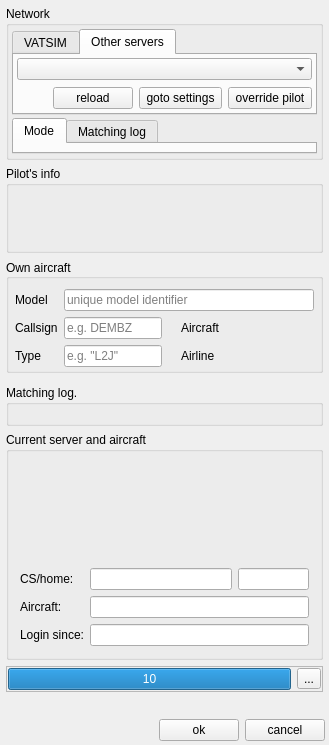
The window that src/blackgui/components/logincomponent.ui (swift-project/pilotclient) describes before a commit, drawn with Qt 5.
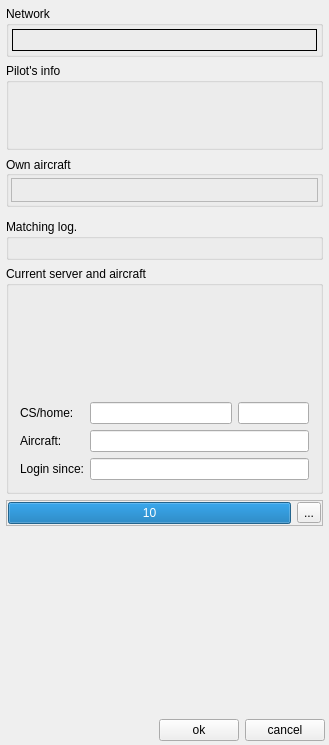
The same window after the commit. The open tabs and pages were chosen to show the change. Icons and pictures are not drawn. Custom widgets are drawn as their Qt base class.

Commit message: refactor(ui): Reuse existing components for login component

```diff
--- a/src/blackgui/components/logincomponent.ui
+++ b/src/blackgui/components/logincomponent.ui
@@ -65,221 +65,11 @@
          <property name="bottomMargin">
           <number>3</number>
          </property>
-         <item alignment="Qt::AlignTop">
-          <widget class="QTabWidget" name="tw_Network">
-           <property name="tabPosition">
-            <enum>QTabWidget::North</enum>
+         <item>
+          <widget class="BlackGui::Components::CNetworkDetailsComponent" name="comp_NetworkDetails">
+           <property name="frameShape">
+            <enum>QFrame::Panel</enum>
            </property>
-           <property name="currentIndex">
-            <number>0</number>
-           </property>
-           <widget class="QWidget" name="tb_NetworkVatsim">
-            <attribute name="title">
-             <string>VATSIM</string>
-            </attribute>
-            <layout class="QGridLayout" name="gl_NetworkVATSIM">
-             <property name="leftMargin">
-              <number>3</number>
-             </property>
-             <property name="topMargin">
-              <number>3</number>
-             </property>
-             <property name="rightMargin">
-              <number>3</number>
-             </property>
-             <property name="bottomMargin">
-              <number>3</number>
-             </property>
-             <property name="horizontalSpacing">
-              <number>3</number>
-             </property>
-             <item row="1" column="0">
-              <widget class="QWidget" name="wi_VatsimButtons" native="true">
-               <layout class="QHBoxLayout" name="hl_VatsimButtons">
-                <property name="leftMargin">
-                 <number>0</number>
-                </property>
-                <property name="topMargin">
-                 <number>0</number>
-                </property>
-                <property name="rightMargin">
-                 <number>0</number>
-                </property>
-                <property name="bottomMargin">
-                 <number>0</number>
-                </property>
-                <item>
-                 <spacer name="hs_VatsimButtons">
-                  <property name="orientation">
-                   <enum>Qt::Horizontal</enum>
-                  </property>
-                  <property name="sizeHint" stdset="0">
-                   <size>
-                    <width>40</width>
-                    <height>20</height>
-                   </size>
-                  </property>
-                 </spacer>
-                </item>
-                <item>
-                 <widget class="QPushButton" name="pb_OverrideCredentialsVatsim">
-                  <property name="sizePolicy">
-                   <sizepolicy hsizetype="Minimum" vsizetype="Fixed">
-                    <horstretch>0</horstretch>
-                    <verstretch>0</verstretch>
-                   </sizepolicy>
-                  </property>
-                  <property name="toolTip">
-                   <string>copy credentials to pilot section</string>
-                  </property>
-                  <property name="text">
-                   <string> override pilot </string>
-                  </property>
-                 </widget>
-                </item>
-               </layout>
-              </widget>
-             </item>
-             <item row="0" column="0">
-              <widget class="BlackGui::Components::CServerListSelector" name="comp_VatsimServers"/>
-             </item>
-            </layout>
-           </widget>
-           <widget class="QWidget" name="tb_OtherServers">
-            <attribute name="title">
-             <string>Other servers</string>
-            </attribute>
-            <layout class="QGridLayout" name="gl_OtherServers">
-             <property name="leftMargin">
-              <number>3</number>
-             </property>
-             <property name="topMargin">
-              <number>3</number>
-             </property>
-             <property name="rightMargin">
-              <number>3</number>
-             </property>
-             <property name="bottomMargin">
-              <number>3</number>
-             </property>
-             <property name="horizontalSpacing">
-              <number>3</number>
-             </property>
-             <item row="0" column="0">
-              <widget class="BlackGui::Components::CServerListSelector" name="comp_OtherServers"/>
-             </item>
-             <item row="1" column="0">
-              <widget class="QWidget" name="wi_OtherServersButtons" native="true">
-               <layout class="QHBoxLayout" name="hl_OtherServersButtons">
-                <property name="leftMargin">
-                 <number>0</number>
-                </property>
-                <property name="topMargin">
-                 <number>0</number>
-                </property>
-                <property name="rightMargin">
-                 <number>0</number>
-                </property>
-                <property name="bottomMargin">
-                 <number>0</number>
-                </property>
-                <item>
-                 <spacer name="hs_OtherServersButtons">
-                  <property name="orientation">
-                   <enum>Qt::Horizontal</enum>
-                  </property>
-                  <property name="sizeHint" stdset="0">
-                   <size>
-                    <width>40</width>
-                    <height>20</height>
-                   </size>
-                  </property>
-                 </spacer>
-                </item>
-                <item>
-                 <widget class="QPushButton" name="pb_RefreshOtherServers">
-                  <property name="text">
-                   <string>reload</string>
-                  </property>
-                  <property name="icon">
-                   <iconset>
-                    <normaloff>:/diagona/icons/diagona/icons/arrow-circle-225.png</normaloff>:/diagona/icons/diagona/icons/arrow-circle-225.png</iconset>
-                  </property>
-                 </widget>
-                </item>
-                <item>
-                 <widget class="QPushButton" name="pb_OtherServersGotoSettings">
-                  <property name="text">
-                   <string> goto settings </string>
-                  </property>
-                 </widget>
-                </item>
-                <item>
-                 <widget class="QPushButton" name="pb_OverrideCredentialsOtherServers">
-                  <property name="toolTip">
-                   <string>copy credentials to pilot section</string>
-                  </property>
-                  <property name="text">
-                   <string> override pilot </string>
-                  </property>
-                 </widget>
-                </item>
-               </layout>
-              </widget>
-             </item>
-            </layout>
-           </widget>
-          </widget>
-         </item>
-         <item alignment="Qt::AlignTop">
-          <widget class="QTabWidget" name="tw_Details">
-           <property name="currentIndex">
-            <number>0</number>
-           </property>
-           <widget class="QWidget" name="tb_LoginMode">
-            <attribute name="title">
-             <string>Mode</string>
-            </attribute>
-            <layout class="QVBoxLayout" name="vl_LoginMode">
-             <property name="leftMargin">
-              <number>3</number>
-             </property>
-             <property name="topMargin">
-              <number>3</number>
-             </property>
-             <property name="rightMargin">
-              <number>3</number>
-             </property>
-             <property name="bottomMargin">
-              <number>3</number>
-             </property>
-             <item alignment="Qt::AlignTop">
-              <widget class="BlackGui::CLoginModeButtons" name="frp_LoginMode"/>
-             </item>
-            </layout>
-           </widget>
-           <widget class="QWidget" name="tb_MatchingLog">
-            <attribute name="title">
-             <string>Matching log</string>
-            </attribute>
-            <layout class="QVBoxLayout" name="vl_MatchingLog">
-             <property name="leftMargin">
-              <number>3</number>
-             </property>
-             <property name="topMargin">
-              <number>3</number>
-             </property>
-             <property name="rightMargin">
-              <number>3</number>
-             </property>
-             <property name="bottomMargin">
-              <number>3</number>
-             </property>
-             <item alignment="Qt::AlignTop">
-              <widget class="BlackGui::Components::CModelMatcherLogEnable" name="comp_MatchingLogEnabled"/>
-             </item>
-            </layout>
-           </widget>
           </widget>
          </item>
         </layout>
@@ -333,186 +123,26 @@
         <property name="checkable">
          <bool>false</bool>
         </property>
-        <layout class="QGridLayout" name="gl_OwnAircraft">
+        <layout class="QVBoxLayout" name="vl_OwnAircraft">
          <property name="leftMargin">
-          <number>6</number>
+          <number>2</number>
          </property>
          <property name="topMargin">
-          <number>10</number>
+          <number>2</number>
          </property>
          <property name="rightMargin">
-          <number>6</number>
+          <number>2</number>
          </property>
          <property name="bottomMargin">
-          <number>3</number>
+          <number>2</number>
          </property>
-         <item row="2" column="4">
-          <widget class="BlackGui::Components::CDbAirlineIcaoSelectorComponent" name="selector_AirlineIcao">
-           <property name="minimumSize">
-            <size>
-             <width>75</width>
-             <height>0</height>
-            </size>
+         <item>
+          <widget class="BlackGui::Components::COwnAircraftComponent" name="comp_OwnAircraft">
+           <property name="frameShape">
+            <enum>QFrame::StyledPanel</enum>
            </property>
-           <property name="focusPolicy">
-            <enum>Qt::StrongFocus</enum>
-           </property>
-          </widget>
-         </item>
-         <item row="1" column="4">
-          <widget class="BlackGui::Components::CDbAircraftIcaoSelectorComponent" name="selector_AircraftIcao">
-           <property name="minimumSize">
-            <size>
-             <width>75</width>
-             <height>0</height>
-            </size>
-           </property>
-           <property name="focusPolicy">
-            <enum>Qt::StrongFocus</enum>
-           </property>
-          </widget>
-         </item>
-         <item row="0" column="1" colspan="5">
-          <widget class="QWidget" name="wi_SimulatorModel" native="true">
-           <layout class="QHBoxLayout" name="hl_AircraftModel">
-            <property name="leftMargin">
-             <number>0</number>
-            </property>
-            <property name="topMargin">
-             <number>0</number>
-            </property>
-            <property name="rightMargin">
-             <number>0</number>
-            </property>
-            <property name="bottomMargin">
-             <number>0</number>
-            </property>
-            <item>
-             <widget class="QLineEdit" name="le_SimulatorModel">
-              <property name="readOnly">
-               <bool>true</bool>
-              </property>
-              <property name="placeholderText">
-               <string>unique model identifier</string>
-              </property>
-             </widget>
-            </item>
-           </layout>
-          </widget>
-         </item>
-         <item row="1" column="2">
-          <widget class="BlackGui::CTickLabel" name="lblp_Callsign">
-           <property name="text">
-            <string/>
-           </property>
-          </widget>
-         </item>
-         <item row="0" column="0">
-          <widget class="QLabel" name="lbl_Model">
-           <property name="toolTip">
-            <string>Launch </string>
-           </property>
-           <property name="text">
-            <string>Model</string>
-           </property>
-          </widget>
-         </item>
-         <item row="1" column="0">
-          <widget class="QLabel" name="lbl_Callsign">
-           <property name="text">
-            <string>Callsign</string>
-           </property>
-          </widget>
-         </item>
-         <item row="1" column="3">
-          <widget class="QLabel" name="lbl_AircraftIcaoDesignator">
-           <property name="toolTip">
-            <string>ICAO code e.g.  B737, A320, F18</string>
-           </property>
-           <property name="text">
-            <string>Aircraft</string>
-           </property>
-          </widget>
-         </item>
-         <item row="2" column="5">
-          <widget class="BlackGui::CTickLabel" name="lblp_AirlineIcao">
-           <property name="text">
-            <string/>
-           </property>
-          </widget>
-         </item>
-         <item row="2" column="3">
-          <widget class="QLabel" name="lbl_AircraftIcaoAirline">
-           <property name="toolTip">
-            <string>ICAO code e.g. DLH, LHA, ...</string>
-           </property>
-           <property name="text">
-            <string>Airline</string>
-           </property>
-          </widget>
-         </item>
-         <item row="2" column="1">
-          <widget class="QLineEdit" name="le_AircraftCombinedType">
-           <property name="toolTip">
-            <string>e.g. L2J</string>
-           </property>
-           <property name="inputMask">
-            <string/>
-           </property>
-           <property name="text">
-            <string/>
-           </property>
-           <property name="maxLength">
-            <number>3</number>
-           </property>
-           <property name="placeholderText">
-            <string>e.g. &quot;L2J&quot;</string>
-           </property>
-          </widget>
-         </item>
-         <item row="1" column="5">
-          <widget class="BlackGui::CTickLabel" name="lblp_AircraftIcao">
-           <property name="text">
-            <string/>
-           </property>
-          </widget>
-         </item>
-         <item row="1" column="1">
-          <widget class="QLineEdit" name="le_Callsign">
-           <property name="toolTip">
-            <string>e.g. DEMBZ</string>
-           </property>
-           <property name="inputMethodHints">
-            <set>Qt::ImhUppercaseOnly</set>
-           </property>
-           <property name="maxLength">
-            <number>10</number>
-           </property>
-           <property name="placeholderText">
-            <string>e.g. DEMBZ</string>
-           </property>
-          </widget>
-         </item>
-         <item row="2" column="0">
-          <widget class="QLabel" name="lbl_AircraftCombinedType">
-           <property name="toolTip">
-            <string>Aircraft type e.g. L2J, L1P, ....</string>
-           </property>
-           <property name="text">
-            <string>Type</string>
-           </property>
-          </widget>
-         </item>
-         <item row="2" column="2">
-          <widget class="BlackGui::CTickLabel" name="lblp_AircraftCombinedType">
-           <property name="minimumSize">
-            <size>
-             <width>0</width>
-             <height>0</height>
-            </size>
-           </property>
-           <property name="text">
-            <string/>
+           <property name="frameShadow">
+            <enum>QFrame::Raised</enum>
            </property>
           </widget>
          </item>
@@ -769,6 +399,18 @@
    <extends>QComboBox</extends>
    <header>blackgui/components/serverlistselector.h</header>
   </customwidget>
+  <customwidget>
+   <class>BlackGui::Components::CNetworkDetailsComponent</class>
+   <extends>QFrame</extends>
+   <header>blackgui/components/networkdetailscomponent.h</header>
+   <container>1</container>
+  </customwidget>
+  <customwidget>
+   <class>BlackGui::Components::COwnAircraftComponent</class>
+   <extends>QFrame</extends>
+   <header>blackgui/components/ownaircraftcomponent.h</header>
+   <container>1</container>
+  </customwidget>
   <customwidget>
    <class>BlackGui::CLoginModeButtons</class>
    <extends>QFrame</extends>
```
The commit also changes 2 other files.
